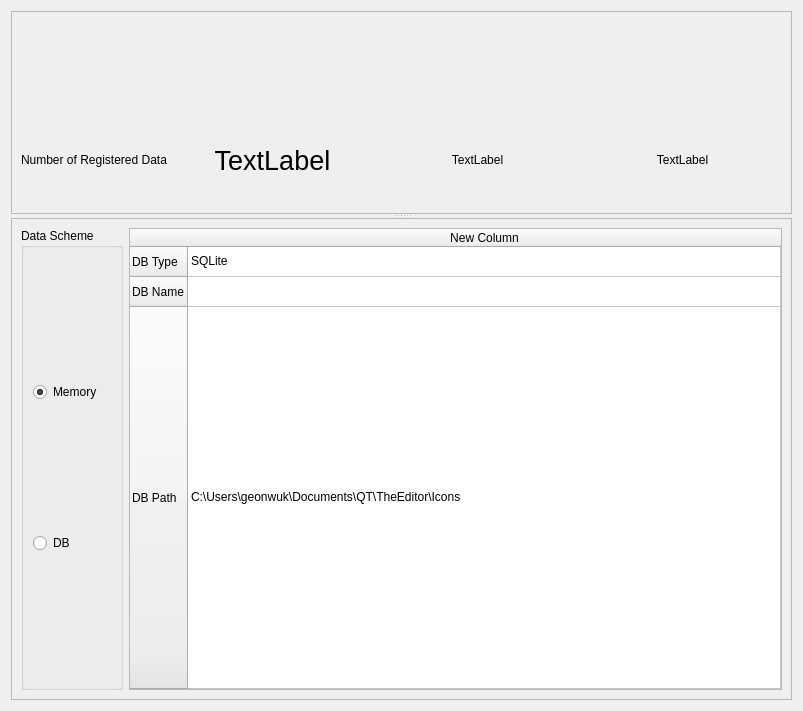
Above: dashboard.ui from geonwuk/TheEditor before the change. Below: the same form after it.
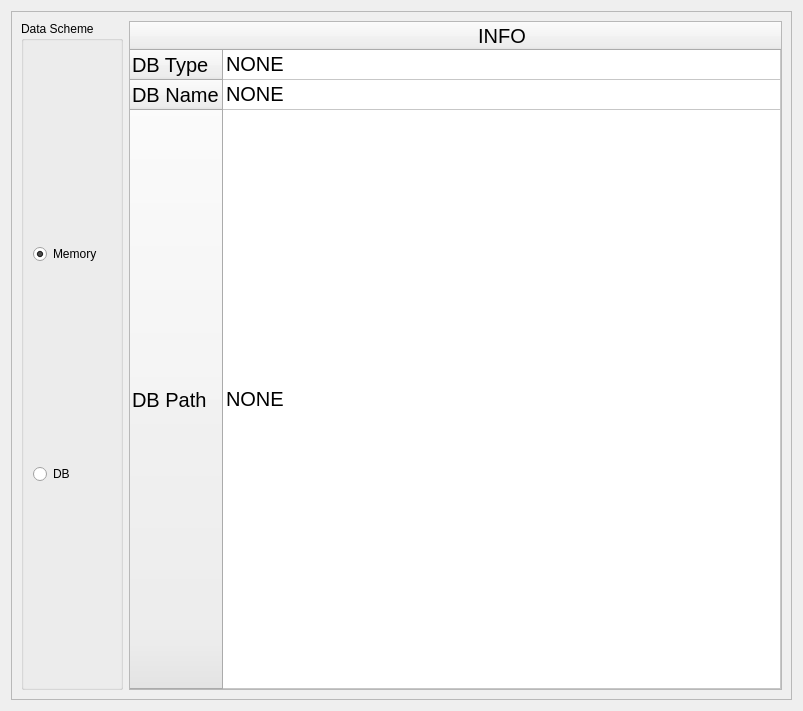
That is the form after the change. Icons and pictures are not drawn.

Diff of the .ui file:
```diff
--- a/dashboard.ui
+++ b/dashboard.ui
@@ -13,242 +13,8 @@
   <property name="windowTitle">
    <string>Form</string>
   </property>
-  <layout class="QHBoxLayout" name="horizontalLayout_7">
+  <layout class="QHBoxLayout" name="horizontalLayout_2">
    <item>
-    <widget class="QSplitter" name="splitter">
-     <property name="sizePolicy">
-      <sizepolicy hsizetype="Preferred" vsizetype="Expanding">
-       <horstretch>0</horstretch>
-       <verstretch>0</verstretch>
-      </sizepolicy>
-     </property>
-     <property name="orientation">
-      <enum>Qt::Vertical</enum>
-     </property>
-     <property name="opaqueResize">
-      <bool>false</bool>
-     </property>
-     <property name="childrenCollapsible">
-      <bool>false</bool>
-     </property>
-     <widget class="QFrame" name="frame">
-      <property name="frameShape">
-       <enum>QFrame::StyledPanel</enum>
-      </property>
-      <property name="frameShadow">
-       <enum>QFrame::Raised</enum>
-      </property>
-      <layout class="QHBoxLayout" name="horizontalLayout_2" stretch="0">
-       <item>
-        <layout class="QGridLayout" name="gridLayout">
-         <property name="sizeConstraint">
-          <enum>QLayout::SetDefaultConstraint</enum>
-         </property>
-         <item row="2" column="1">
-          <widget class="QLabel" name="numOfClients">
-           <property name="sizePolicy">
-            <sizepolicy hsizetype="Expanding" vsizetype="Expanding">
-             <horstretch>0</horstretch>
-             <verstretch>0</verstretch>
-            </sizepolicy>
-           </property>
-           <property name="font">
-            <font>
-             <pointsize>20</pointsize>
-            </font>
-           </property>
-           <property name="text">
-            <string>TextLabel</string>
-           </property>
-           <property name="alignment">
-            <set>Qt::AlignCenter</set>
-           </property>
-          </widget>
-         </item>
-         <item row="2" column="2">
-          <widget class="QLabel" name="numOfPrdoducts">
-           <property name="sizePolicy">
-            <sizepolicy hsizetype="Expanding" vsizetype="Expanding">
-             <horstretch>0</horstretch>
-             <verstretch>0</verstretch>
-            </sizepolicy>
-           </property>
-           <property name="text">
-            <string>TextLabel</string>
-           </property>
-           <property name="alignment">
-            <set>Qt::AlignCenter</set>
-           </property>
-          </widget>
-         </item>
-         <item row="2" column="4">
-          <widget class="QLabel" name="numOfOrders">
-           <property name="sizePolicy">
-            <sizepolicy hsizetype="Expanding" vsizetype="Expanding">
-             <horstretch>0</horstretch>
-             <verstretch>0</verstretch>
-            </sizepolicy>
-           </property>
-           <property name="text">
-            <string>TextLabel</string>
-           </property>
-           <property name="alignment">
-            <set>Qt::AlignCenter</set>
-           </property>
-          </widget>
-         </item>
-         <item row="2" column="0">
-          <widget class="QLabel" name="label_4">
-           <property name="text">
-            <string>Number of Registered Data</string>
-           </property>
-          </widget>
-         </item>
-         <item row="1" column="1">
-          <widget class="QWidget" name="widget" native="true">
-           <property name="sizePolicy">
-            <sizepolicy hsizetype="Preferred" vsizetype="Preferred">
-             <horstretch>0</horstretch>
-             <verstretch>0</verstretch>
-            </sizepolicy>
-           </property>
-           <property name="maximumSize">
-            <size>
-             <width>16777215</width>
-             <height>16777215</height>
-            </size>
-           </property>
-           <layout class="QHBoxLayout" name="horizontalLayout_3" stretch="0">
-            <property name="sizeConstraint">
-             <enum>QLayout::SetDefaultConstraint</enum>
-            </property>
-            <item>
-             <widget class="QLabel" name="label">
-              <property name="sizePolicy">
-               <sizepolicy hsizetype="Minimum" vsizetype="Minimum">
-                <horstretch>0</horstretch>
-                <verstretch>0</verstretch>
-               </sizepolicy>
-              </property>
-              <property name="minimumSize">
-               <size>
-                <width>0</width>
-                <height>0</height>
-               </size>
-              </property>
-              <property name="maximumSize">
-               <size>
-                <width>100</width>
-                <height>100</height>
-               </size>
-              </property>
-              <property name="autoFillBackground">
-               <bool>false</bool>
-              </property>
-              <property name="text">
-               <string/>
-              </property>
-              <property name="pixmap">
-               <pixmap resource="resources.qrc">:/Icons/client.png</pixmap>
-              </property>
-              <property name="scaledContents">
-               <bool>true</bool>
-              </property>
-              <property name="alignment">
-               <set>Qt::AlignCenter</set>
-              </property>
-              <property name="wordWrap">
-               <bool>false</bool>
-              </property>
-              <property name="textInteractionFlags">
-               <set>Qt::NoTextInteraction</set>
-              </property>
-             </widget>
-            </item>
-           </layout>
-          </widget>
-         </item>
-         <item row="1" column="2">
-          <widget class="QWidget" name="widget_2" native="true">
-           <property name="layoutDirection">
-            <enum>Qt::LeftToRight</enum>
-           </property>
-           <layout class="QHBoxLayout" name="horizontalLayout_4">
-            <item>
-             <widget class="QLabel" name="label_2">
-              <property name="sizePolicy">
-               <sizepolicy hsizetype="Expanding" vsizetype="Expanding">
-                <horstretch>0</horstretch>
-                <verstretch>0</verstretch>
-               </sizepolicy>
-              </property>
-              <property name="maximumSize">
-               <size>
-                <width>100</width>
-                <height>100</height>
-               </size>
-              </property>
-              <property name="text">
-               <string/>
-              </property>
-              <property name="pixmap">
-               <pixmap resource="resources.qrc">:/Icons/product.png</pixmap>
-              </property>
-              <property name="scaledContents">
-               <bool>true</bool>
-              </property>
-              <property name="alignment">
-               <set>Qt::AlignCenter</set>
-              </property>
-              <property name="textInteractionFlags">
-               <set>Qt::NoTextInteraction</set>
-              </property>
-             </widget>
-            </item>
-           </layout>
-          </widget>
-         </item>
-         <item row="1" column="4">
-          <widget class="QWidget" name="widget_3" native="true">
-           <layout class="QHBoxLayout" name="horizontalLayout_5">
-            <item>
-             <widget class="QLabel" name="label_3">
-              <property name="sizePolicy">
-               <sizepolicy hsizetype="Expanding" vsizetype="Expanding">
-                <horstretch>0</horstretch>
-                <verstretch>0</verstretch>
-               </sizepolicy>
-              </property>
-              <property name="maximumSize">
-               <size>
-                <width>100</width>
-                <height>100</height>
-               </size>
-              </property>
-              <property name="text">
-               <string/>
-              </property>
-              <property name="pixmap">
-               <pixmap resource="resources.qrc">:/Icons/order.png</pixmap>
-              </property>
-              <property name="scaledContents">
-               <bool>true</bool>
-              </property>
-              <property name="alignment">
-               <set>Qt::AlignCenter</set>
-              </property>
-              <property name="textInteractionFlags">
-               <set>Qt::NoTextInteraction</set>
-              </property>
-             </widget>
-            </item>
-           </layout>
-          </widget>
-         </item>
-        </layout>
-       </item>
-      </layout>
-     </widget>
      <widget class="QFrame" name="frame_2">
       <property name="frameShape">
        <enum>QFrame::StyledPanel</enum>
@@ -337,31 +103,71 @@
             <property name="text">
              <string>DB Type</string>
             </property>
+           <property name="font">
+            <font>
+             <pointsize>15</pointsize>
+            </font>
+           </property>
            </row>
            <row>
             <property name="text">
              <string>DB Name</string>
             </property>
+           <property name="font">
+            <font>
+             <pointsize>15</pointsize>
+            </font>
+           </property>
            </row>
            <row>
             <property name="text">
              <string>DB Path</string>
             </property>
+           <property name="font">
+            <font>
+             <pointsize>15</pointsize>
+            </font>
+           </property>
            </row>
            <column>
             <property name="text">
-             <string>New Column</string>
+            <string>INFO</string>
+           </property>
+           <property name="font">
+            <font>
+             <pointsize>15</pointsize>
+            </font>
             </property>
            </column>
            <item row="0" column="0">
             <property name="text">
-             <string>SQLite</string>
+            <string>NONE</string>
+           </property>
+           <property name="font">
+            <font>
+             <pointsize>15</pointsize>
+            </font>
+           </property>
+          </item>
+          <item row="1" column="0">
+           <property name="text">
+            <string>NONE</string>
+           </property>
+           <property name="font">
+            <font>
+             <pointsize>15</pointsize>
+            </font>
             </property>
            </item>
            <item row="2" column="0">
             <property name="text">
-             <string>C:\Users\geonwuk\Documents\QT\TheEditor\Icons</string>
-            </property>
+            <string>NONE</string>
+           </property>
+           <property name="font">
+            <font>
+             <pointsize>15</pointsize>
+            </font>
+           </property>
            </item>
           </widget>
          </item>
@@ -369,7 +175,6 @@
        </item>
       </layout>
      </widget>
-    </widget>
    </item>
   </layout>
  </widget>
```
Left out of the diff: 4 changed lines with no effect on the pictures. Lines whose indentation alone changed are shown as unchanged.
